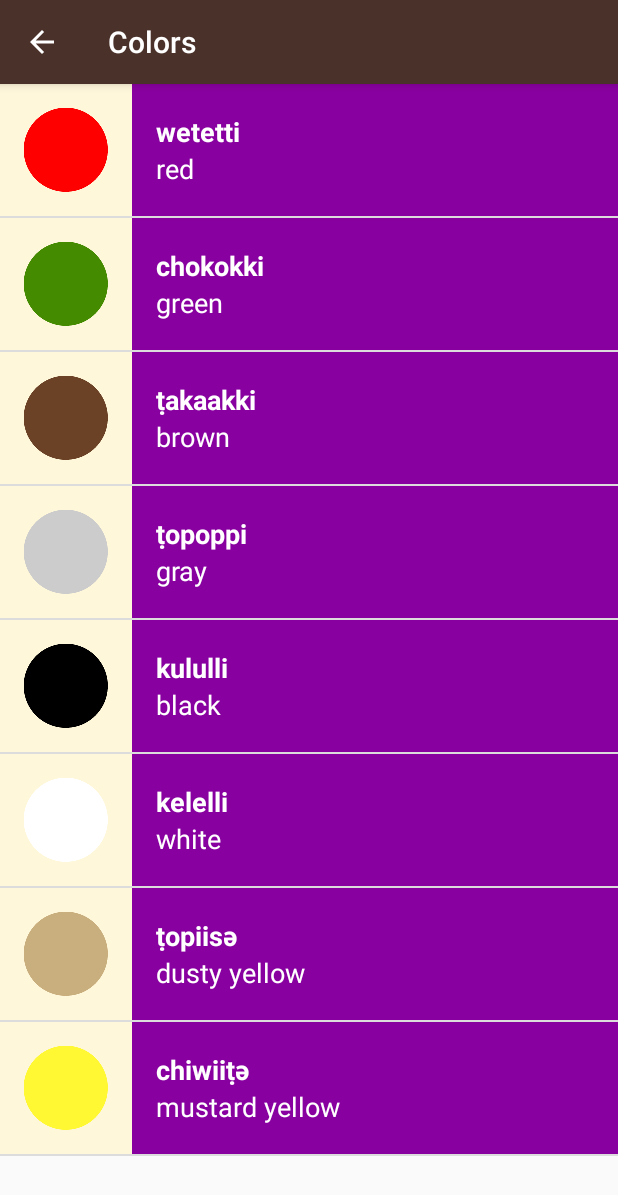
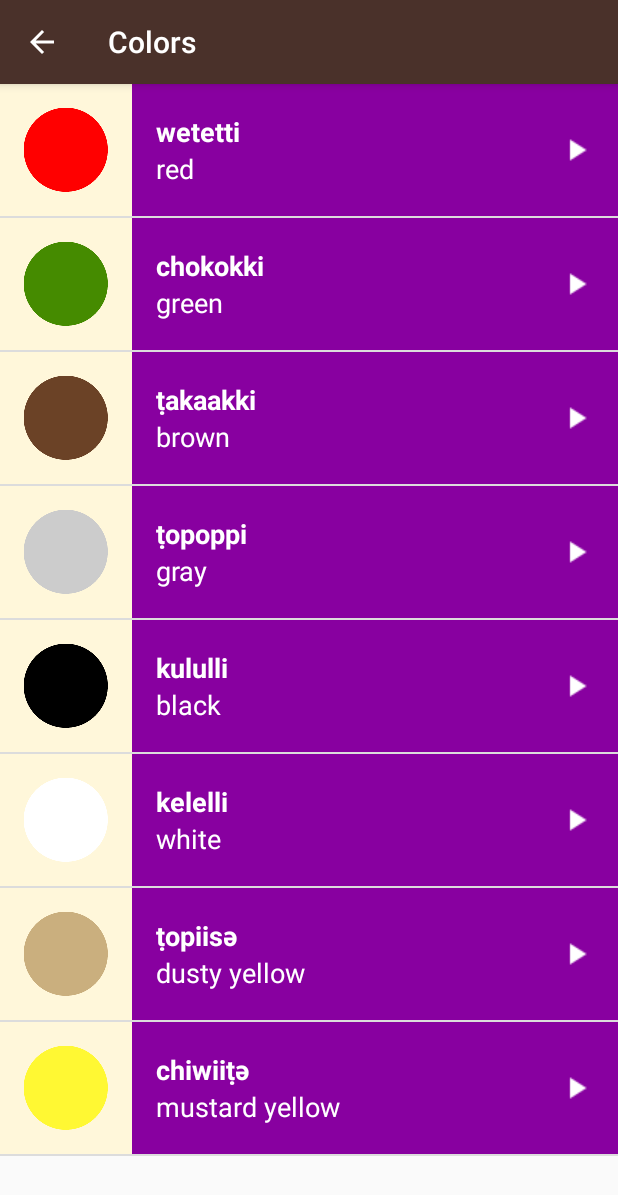
Before and after one commit to muhamed-aroui/MikowApp, an Android app: the ColorsActivity screen opened directly, with no data from a screen before it, on a phone screen of 412 x 824 dp. Shown: the top 1195 px of the screen. Run offline under Robolectric (Android 15) with nearby library versions, the phone set to English and light mode, and no system bars.

Commit message:
added play button and touch feedback

```diff
--- a/app/src/main/res/layout/list_item.xml
+++ b/app/src/main/res/layout/list_item.xml
@@ -11,26 +11,39 @@
         android:id="@+id/icon_image"
 
         android:src="@drawable/family_daughter"/>
+
+    <RelativeLayout
+        android:layout_width="wrap_content"
+        android:layout_height="88dp">
+
         <LinearLayout
             android:id="@+id/text_container"
             android:layout_width="match_parent"
             android:layout_height="match_parent"
             android:orientation="vertical"
-        android:paddingLeft="16dp"
-        >
+            android:paddingLeft="16dp">
+
             <TextView
                 style="@style/MiwokWordsStyle"
                 android:id="@+id/mikow_text_view"
                 tools:text="lutti"
-            android:gravity="bottom"
-            />
+                android:gravity="bottom" />
+
             <TextView
                 style="@style/DefaultWordsStyle"
                 android:id="@+id/default_text_view"
                 tools:text="one"
-            android:gravity="top"
-            />
+                android:gravity="top" />
         </LinearLayout>
+
+        <ImageView
+            android:layout_width="24dp"
+            android:layout_height="24dp"
+            android:layout_alignParentRight="true"
+            android:layout_centerVertical="true"
+            android:layout_margin="16dp"
+            android:src="@drawable/baseline_play_arrow_white_24dp" />
+    </RelativeLayout>
 
 
 </LinearLayout>
--- a/app/src/main/res/layout/word_list.xml
+++ b/app/src/main/res/layout/word_list.xml
@@ -3,6 +3,7 @@
     xmlns:tools="http://schemas.android.com/tools"
     android:layout_width="match_parent"
     android:layout_height="match_parent"
+    android:drawSelectorOnTop="true"
 
     android:id="@+id/list"
     android:orientation="vertical"
--- a/app/src/main/res/values/styles.xml
+++ b/app/src/main/res/values/styles.xml
@@ -16,6 +16,7 @@
         <item name="android:textColor">@android:color/white</item>
         <item name="android:textStyle">bold</item>
         <item name="android:textAppearance">?android:textAppearanceMedium</item>
+        <item name="android:background">?android:attr/selectableItemBackground</item>
     </style>
     <style name="MiwokWordsStyle">
         <item name="android:layout_width">match_parent</item>
```
Also changed, not shown: app/src/main/res/layout/activity_main.xml (+31 -11 lines), app/src/main/res/drawable/baseline-play_arrow-white-24/1x/baseline_play_arrow_white_24dp.png (added), app/src/main/res/drawable/baseline-play_arrow-white-24/2x/baseline_play_arrow_white_24dp.png (added), app/src/main/res/drawable/baseline_play_arrow_white_24dp.png (added). Lines whose indentation alone changed are shown as unchanged.
